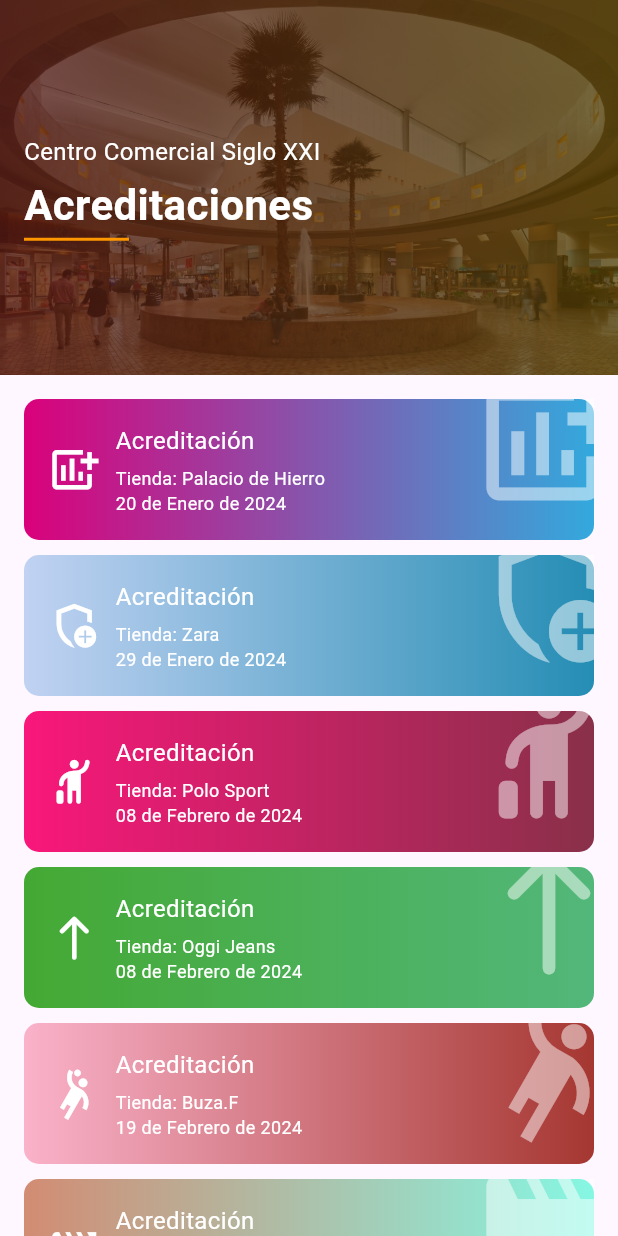
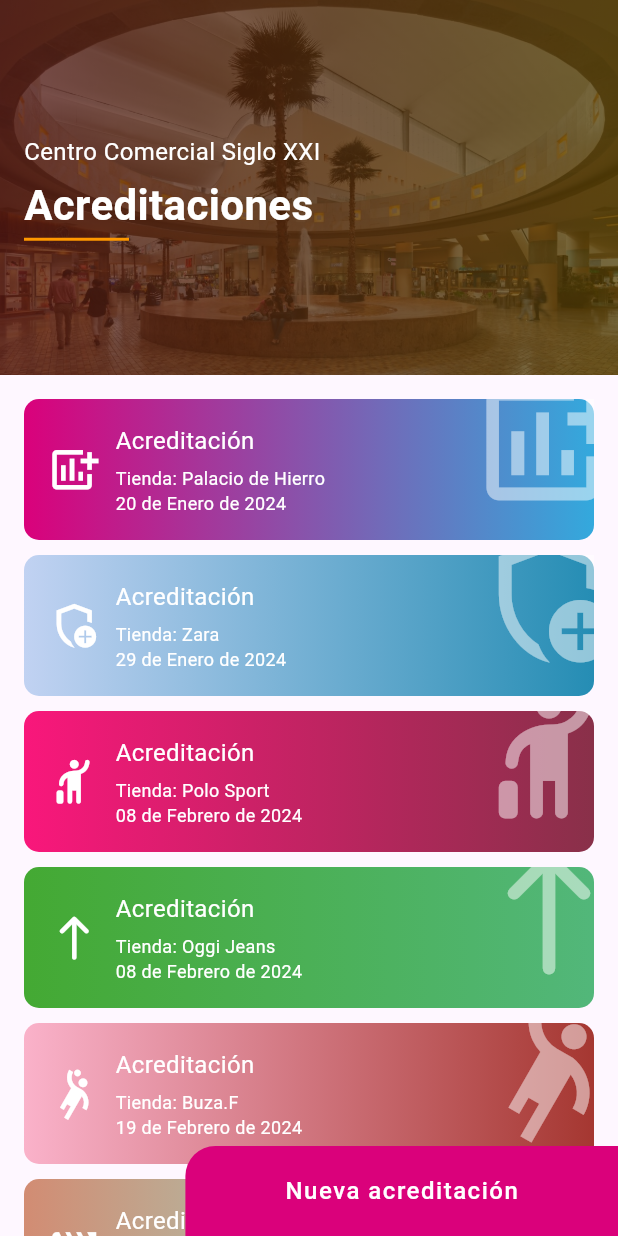
Before and after one commit to alexglzrys/flutter_slivers_list, a Flutter app: the screen it shows after launch, on a phone screen of 412 x 824 dp. Run offline on Flutter 3.47's test engine with Material 3 defaults, Android fonts, the light colour scheme and no system bars.

Commit message:
botón personalizado flotante

```diff
--- a/lib/main.dart
+++ b/lib/main.dart
@@ -17,7 +17,9 @@
       home: Scaffold(
         //body: AccreditationList()
         // body: Header(),
-        body: CustomScrollView(
+        body: Stack(children: [
+          // Un CustomScrollView en Flutter utiliza slivers para definir su contenido desplazable
+          CustomScrollView(
             // Los Slivers nos permiten agrega desplazamientos elegantes en nuestra aplicación
             // Una sliver es una porción de un área de desplazamiento que se puede definir para que se comporte de una manera especial que nos ayude a conseguir efectos de scroll personalizados
             // Permite declarar elementos pegajosos o elásticos que se ocultan o se muestran a medida que hacemos scroll.
@@ -41,7 +43,53 @@
                 padding: const EdgeInsets.all(16),
                 sliver: AccreditationList(),
               ),
+              // SliverToBoxAdapter permite incluir widgets no desplazables dentro de un CustomScrollView o cualquier otro ScrollView que acepte slivers.
+              const SliverToBoxAdapter(
+                child: SizedBox(height: 60),
+              )
             ],
+          ),
+          const _FloatingButton()
+        ]),
+      ),
+    );
+  }
+}
+
+// Widget que representa un botón flotante en la parte inferior de la pantalla
+// Se pudo haber resuelto con FloatinActionButton, pero este toma en cuenta áreas seguras y no dejaba colocar el elemento pegado a la zona inferior derecha
+class _FloatingButton extends StatelessWidget {
+  const _FloatingButton({
+    super.key,
+  });
+
+  @override
+  Widget build(BuildContext context) {
+    var mediaQuery = MediaQuery.of(context).size;
+    return Positioned(
+      bottom: 0,
+      right: 0,
+      child: TextButton(
+        onPressed: () {},
+        style: TextButton.styleFrom(
+            backgroundColor: const Color(0xffDA017B),
+            foregroundColor: const Color(0xff33A9DD),
+            // El ancho del botón será del 70% del ancho de la pantalla
+            minimumSize: Size(mediaQuery.width * .7, 60),
+            shape: const RoundedRectangleBorder(
+              borderRadius: BorderRadius.only(
+                topLeft: Radius.circular(20),
+              ),
+            )
+            // side: BorderSide(width: 1, color: Colors.black),
+            ),
+        child: const Text(
+          'Nueva acreditación',
+          style: TextStyle(
+            color: Colors.white,
+            letterSpacing: 1,
+            fontSize: 16,
+          ),
         ),
       ),
     );
```
Lines whose indentation alone changed are shown as unchanged.
